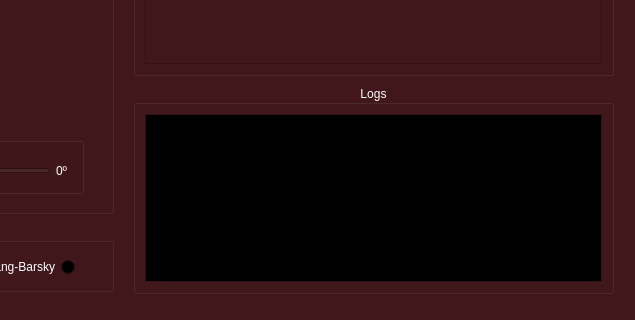
Above: SGI/view/screens/main.ui from JVSutter/Sistema-Grafico-Interativo before the change; both pictures show x 277 to 912 and y 457 to 777 of the 912 by 777 pixel window. Below: the same form after it.
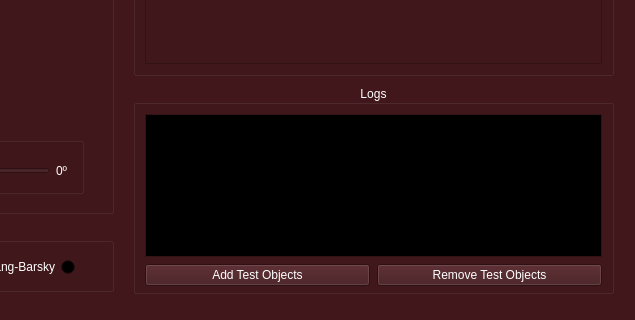
That is the form after the change. Icons and pictures are not drawn.

```diff
--- a/SGI/view/screens/main.ui
+++ b/SGI/view/screens/main.ui
@@ -1072,6 +1072,14 @@
     <set>Qt::AlignmentFlag::AlignCenter</set>
    </property>
    <layout class="QHBoxLayout" name="horizontalLayout_2">
+    <property name="bottomMargin">
+     <number>5</number>
+    </property>
+    <item>
+     <layout class="QVBoxLayout" name="verticalLayout_3">
+      <property name="spacing">
+       <number>7</number>
+      </property>
     <item>
      <widget class="QListWidget" name="logsBox">
       <property name="palette">
@@ -1148,6 +1156,26 @@
        <bool>false</bool>
       </property>
      </widget>
+      </item>
+      <item>
+       <layout class="QHBoxLayout" name="horizontalLayout_8">
+        <item>
+         <widget class="QPushButton" name="addTestButton">
+          <property name="text">
+           <string>Add Test Objects</string>
+          </property>
+         </widget>
+        </item>
+        <item>
+         <widget class="QPushButton" name="removeTestButton">
+          <property name="text">
+           <string>Remove Test Objects</string>
+          </property>
+         </widget>
+        </item>
+       </layout>
+      </item>
+     </layout>
     </item>
    </layout>
   </widget>
```
Left out of the diff: 9 changed lines with no effect on the pictures. Lines whose indentation alone changed are shown as unchanged.
